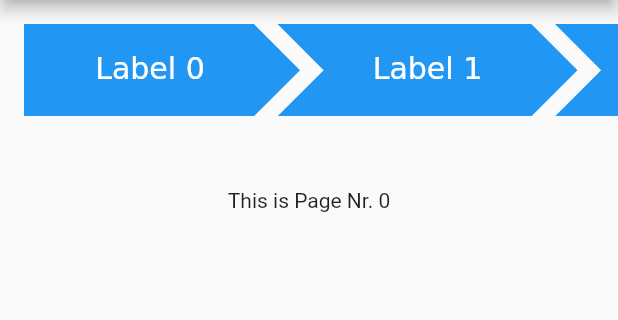
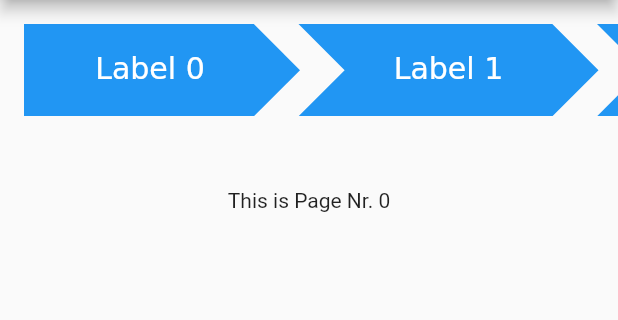
Before and after one commit to underwhelmingToaster/progress_tab_bar, a Flutter app: the screen it shows after launch, on a phone screen of 412 x 824 dp, the part 84-404 px from its top. Run offline on Flutter 3.47's test engine with Material 2 defaults, Android fonts, the light colour scheme and no system bars.

Commit message:
implemented padding at start & end of tab bar

```diff
--- a/example/lib/main.dart
+++ b/example/lib/main.dart
@@ -40,8 +40,8 @@ class _MyHomePageState extends State<MyHomePage> {
           Padding(
             padding: const EdgeInsets.symmetric(vertical: 16),
             child: ProgressTabBar(
-              spacing: 16,
               tabWidth: 200,
+              spacing: 30,
               children: [
                 ProgressTab(
                     label: "Label 0",
--- a/lib/progress_tab_bar.dart
+++ b/lib/progress_tab_bar.dart
@@ -80,7 +80,10 @@ class _ProgressTabBarState extends State<ProgressTabBar> {
   }
 
   double _calculateLength(ProgressTabBar widget) {
-    return widget.children.length * (widget.tabWidth - 25 + widget.spacing) + (12 * (widget.tabWidth/200));
+    return
+      widget.children.length * (widget.tabWidth - 20)   // Space for tabs
+      + (widget.children.length - 1) * widget.spacing   // Space for spacing
+      + (widget.tabWidth / 200) * 12;                   // Space for padding at end
   }
 }
 
```
